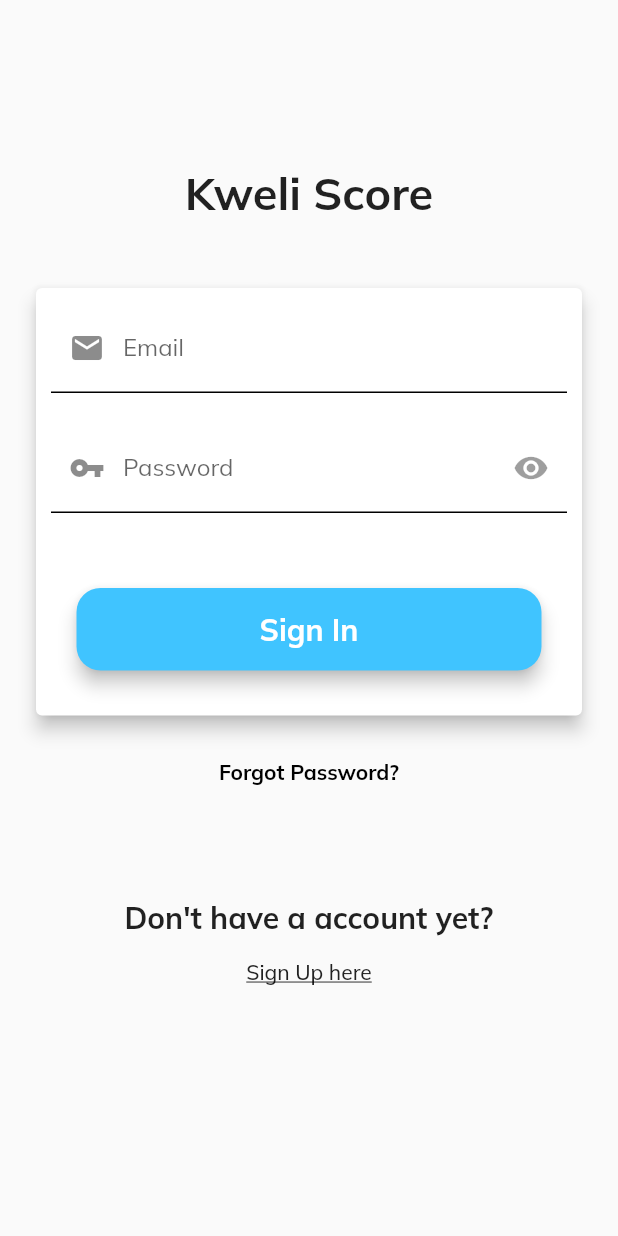
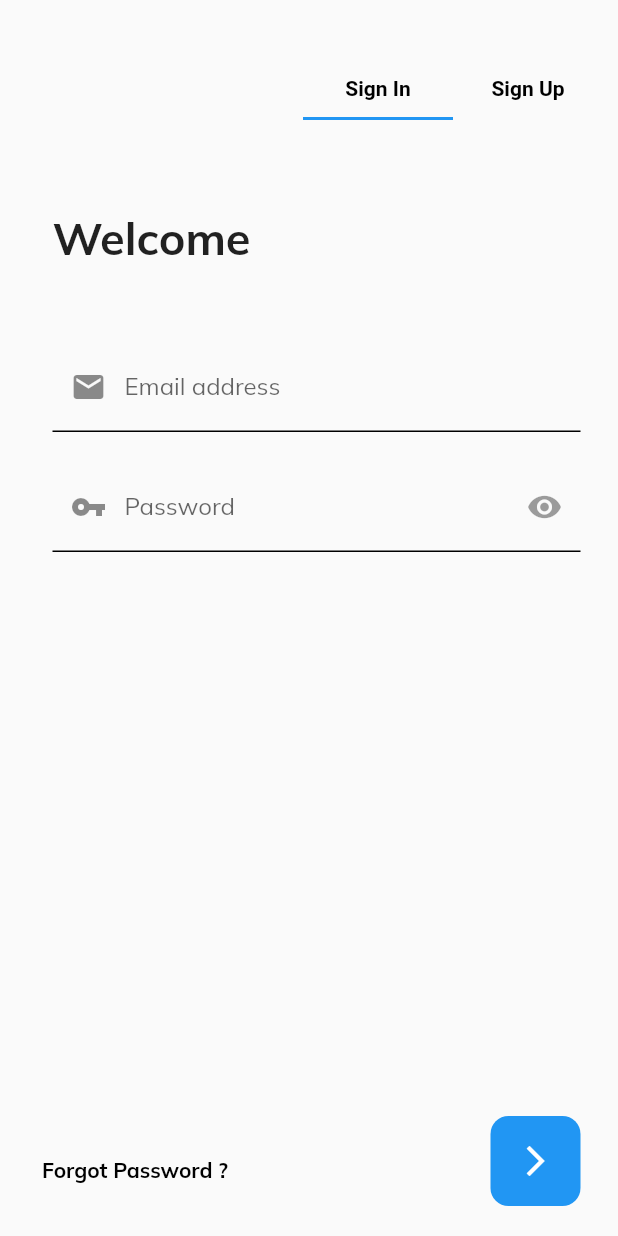
Before and after one commit to CarltonK/kweli-score, a Flutter app: the screen it shows after launch, on a phone screen of 412 x 824 dp. Run offline on Flutter 3.47's test engine with Material 2 defaults, Android fonts, the phone set to English and light mode, and no system bars; our stand-ins replace cloud_firestore, firebase_auth, firebase_core, firebase_messaging, flutter_spinkit, google_fonts and 1 more; accounts and stored records are empty.

Commit message:
Authentication pages redesign

```diff
--- a/lib/main.dart
+++ b/lib/main.dart
@@ -1,4 +1,6 @@
 import 'package:firebase_core/firebase_core.dart';
+//import 'package:firebase_analytics/firebase_analytics.dart';
+//import 'package:firebase_crashlytics/firebase_crashlytics.dart';
 import 'package:flutter/material.dart';
 import 'package:google_fonts/google_fonts.dart';
 import 'package:kweliscore/widgets/widgets.dart';
@@ -53,11 +55,11 @@ class MyApp extends StatelessWidget {
           if (snapshot.connectionState == ConnectionState.done) {
             return Consumer<AuthProvider>(
               builder: (context, value, child) {
-                if (value.status == Status.Authenticated) return Home();
+                if (value.status == Status.Authenticated) return HomePage();
                 if (value.status == Status.Authenticating) return Indicator();
                 return child;
               },
-              child: Login(),
+              child: MainAuthentication(),
             );
           }
           return Indicator();
--- a/lib/provider/database_provider.dart
+++ b/lib/provider/database_provider.dart
@@ -16,4 +16,7 @@ class DatabaseProvider {
       print("saveUser ERROR -> ${e.toString()}");
     }
   }
+
+  //Save document uploads to DB
+
 }
--- a/lib/screens/Authentication/login_screen.dart
+++ b/lib/screens/Authentication/login_screen.dart
@@ -22,28 +22,34 @@ class Login extends StatelessWidget {
   static String password2;
 
   static dynamic result;
+  static dynamic authProvider;
 
   static Validator _validator = Validator.empty();
   static Dialogs _dialogs = Dialogs.empty();
 
+  //Intro Text
+  Widget _introText() {
+    return Text(
+      'Welcome',
+      style: Constants.boldHeadlineStyle,
+    );
+  }
+
   /*
   ******EMAIL STUFF******
   */
-  Widget _emailTF() {
-    return Padding(
-      padding: const EdgeInsets.all(10),
-      child: TextFormField(
+  Widget _emailTF(BuildContext context) {
+    return TextFormField(
       onSaved: _onEmailSaved,
-        keyboardType: TextInputType.text,
+      keyboardType: TextInputType.emailAddress,
       textInputAction: TextInputAction.next,
       validator: _validator.emailValidator,
       decoration: InputDecoration(
         border: Constants.blackInputBorder,
         enabledBorder: Constants.blackInputBorder,
         focusedBorder: Constants.blackInputBorder,
-          labelText: 'Email',
+        labelText: 'Email address',
         prefixIcon: Icon(Icons.email),
-        ),
       ),
     );
   }
@@ -55,10 +61,8 @@ class Login extends StatelessWidget {
   /*
   ******PASSWORD STUFF******
   */
-  Widget _passwordTF() {
-    return Padding(
-      padding: const EdgeInsets.all(10),
-      child: TextFormField(
+  Widget _passwordTF(BuildContext context) {
+    return TextFormField(
       obscureText: true,
       onSaved: _onPasswordSaved,
       keyboardType: TextInputType.text,
@@ -73,7 +77,6 @@ class Login extends StatelessWidget {
         suffixIcon: IconButton(
           icon: Icon(Icons.remove_red_eye),
           onPressed: null,
-          ),
         ),
       ),
     );
@@ -108,6 +111,33 @@ class Login extends StatelessWidget {
     return true;
   }
 
+  //LOGIN BUTTON STUFF
+  Widget _loginButton(BuildContext context) {
+    return Positioned(
+      bottom: 20,
+      right: 15,
+      child: authProvider.status == Status.Authenticating
+          ? Center(
+              child: CircularProgressIndicator(
+              backgroundColor: Theme.of(context).primaryColor,
+            ))
+          : Container(
+              height: 60,
+              width: 60,
+              decoration: BoxDecoration(
+                  borderRadius: BorderRadius.circular(12),
+                  color: Theme.of(context).primaryColor),
+              child: IconButton(
+                icon: Icon(
+                  Icons.arrow_forward_ios,
+                  color: Colors.white,
+                ),
+                onPressed: () => _loginBtnPressed(context),
+              ),
+            ),
+    );
+  }
+
   void _loginBtnPressed(BuildContext context) {
     final FormState form = _formKey.currentState;
     if (form.validate()) {
@@ -120,86 +150,72 @@ class Login extends StatelessWidget {
 
       serverCall(_userModel, context).then((value) {
         if (!value) {
-          Timer(Duration(seconds: 1), () {
-            _dialogs.dialogInfo(_scaffoldKey.currentContext, result);
+          Timer(Duration(seconds: 2), () {
+            _dialogs.dialogInfo(context, result);
           });
         }
       });
     }
   }
 
+  Widget _forgotPasswordButton(BuildContext context) {
+    return Positioned(
+      bottom: 20,
+      child: TextButton(
+        onPressed: () {
+          Navigator.of(context)
+              .push(SlideRightTransition(page: ForgotPassword()));
+        },
+        child: Text(
+          'Forgot Password ?',
+          style: Constants.blackBoldNormal,
+        ),
+      ),
+    );
+  }
+
   @override
   Widget build(BuildContext context) {
     // Dimensions
     Size size = MediaQuery.of(context).size;
-    return Scaffold(
-      key: _scaffoldKey,
-      body: Container(
+
+    return Consumer<AuthProvider>(
+        builder: (context, AuthProvider value, child) {
+      authProvider = value;
+      return GestureDetector(
+        onTap: () => FocusScope.of(context).unfocus(),
+        child: Stack(
+          fit: StackFit.expand,
+          children: <Widget>[
+            Container(
               height: size.height,
               width: size.width,
-        padding: const EdgeInsets.only(top: 50, left: 20, right: 20),
+              padding: EdgeInsets.symmetric(horizontal: 15),
               child: Form(
                 key: _formKey,
-          child: SingleChildScrollView(
-            child: Column(
-              crossAxisAlignment: CrossAxisAlignment.center,
-              children: [
-                const SizedBox(height: 60),
-                Text('Kweli Score', style: Constants.boldHeadlineStyle),
-                const SizedBox(height: 40),
-                Card(
-                  elevation: 5,
-                  color: Colors.white,
-                  child: Column(
-                    children: [
-                      _emailTF(),
-                      _passwordTF(),
-                      const SizedBox(height: 40),
-                      ActionButton(
-                        onPressed: () => _loginBtnPressed(context),
-                        action: 'Sign In',
+                child: ListView(
+                  children: <Widget>[
+                    SizedBox(
+                      height: 60,
                     ),
-                      const SizedBox(height: 30),
-                    ],
+                    _introText(),
+                    SizedBox(
+                      height: 50,
                     ),
+                    _emailTF(context),
+                    SizedBox(
+                      height: 20,
                     ),
-                const SizedBox(height: 10),
-                FlatButton(
-                  onPressed: () => {
-                    Navigator.push(
-                      context,
-                      MaterialPageRoute(builder: (context) => ForgotPassword()),
-                    )
-                  },
-                  child: Text(
-                    'Forgot Password?',
-                    style: Constants.blackBoldNormal,
-                  ),
-                ),
-                const SizedBox(height: 60),
-                Text(
-                  "Don't have a account yet?",
-                  style: Constants.boldSubheadlineStyle,
-                ),
-                FlatButton(
-                  onPressed: () => {
-                    Navigator.push(
-                      context,
-                      MaterialPageRoute(builder: (context) => SignUp()),
-                    )
-                  },
-                  child: Text(
-                    'Sign Up here',
-                    style: TextStyle(decoration: TextDecoration.underline),
-                  ),
-                ),
-                // const SizedBox(height: 20),
-                // _socialSignInRow(),
+                    _passwordTF(context),
                   ],
                 ),
               ),
             ),
+            _forgotPasswordButton(context),
+            _loginButton(context)
+          ],
         ),
       );
+    });
   }
 }
--- /dev/null
+++ b/lib/screens/Authentication/main_authentication.dart
@@ -0,0 +1,114 @@
+import 'package:flutter/material.dart';
+import 'package:flutter/services.dart';
+import 'package:kweliscore/screens/screens.dart';
+import 'package:kweliscore/utilities/utilities.dart';
+
+
+class MainAuthentication extends StatefulWidget {
+  @override
+  _State createState() => _State();
+}
+
+class _State extends State<MainAuthentication> with TickerProviderStateMixin {
+  TabController controller;
+  PageController _pageController;
+  int _selectedPage = 0;
+
+  final List<Widget> tabs = [
+    Text(
+      "Sign In",
+      style: Constants.blackBoldNormal,
+    ),
+    Text("Sign Up", style: Constants.blackBoldNormal)
+  ];
+
+  Widget _appBar() {
+    return Row(
+      mainAxisAlignment: MainAxisAlignment.end,
+      children: <Widget>[
+        Container(
+          width: 200,
+          height: 40,
+          child: TabBar(
+            controller: controller,
+            indicatorColor: Theme.of(context).primaryColor,
+            labelPadding: EdgeInsets.all(8),
+            indicatorWeight: 2,
+            onTap: (value) {
+              setState(() {
+                _selectedPage = value;
+                _pageController.animateToPage(
+                  _selectedPage,
+                  duration: Duration(milliseconds: 100),
+                  curve: Curves.ease,
+                );
+              });
+            },
+            tabs: tabs,
+          ),
+        ),
+      ],
+    );
+  }
+
+  List<Widget> _pages = [Login(), SignUp()];
+
+  Widget _pageSelection() {
+    return Expanded(
+      child: PageView(
+        children: _pages,
+        controller: _pageController,
+        physics: NeverScrollableScrollPhysics(),
+      ),
+    );
+  }
+
+  @override
+  void initState() {
+    super.initState();
+    controller = TabController(length: 2, initialIndex: 0, vsync: this);
+    _pageController = PageController(initialPage: 0);
+  }
+
+  @override
+  void dispose() {
+    controller.dispose();
+    _pageController.dispose();
+    super.dispose();
+  }
+
+  @override
+  Widget build(BuildContext context) {
+    var size = MediaQuery.of(context).size;
+    return Home(
+      size: size,
+      bar: _appBar(),
+      body: _pageSelection(),
+    );
+  }
+}
+
+class Home extends StatelessWidget {
+  final Size size;
+  final Widget bar;
+  final Widget body;
+  Home({@required this.size, @required this.bar, @required this.body});
+
+  @override
+  Widget build(BuildContext context) {
+    return Scaffold(
+      resizeToAvoidBottomInset: false,
+      body: AnnotatedRegion<SystemUiOverlayStyle>(
+        value: SystemUiOverlayStyle.light,
+        child: Container(
+          height: size.height,
+          width: size.width,
+          padding: EdgeInsets.fromLTRB(20, 40, 10, 0),
+          child: Column(
+            children: <Widget>[bar, body],
+          ),
+        ),
+      ),
+    );
+  }
+}
--- a/lib/screens/home/home_screen.dart
+++ b/lib/screens/home/home_screen.dart
@@ -3,12 +3,12 @@ import 'package:kweliscore/provider/providers.dart';
 import 'package:kweliscore/widgets/widgets.dart';
 import 'package:provider/provider.dart';
 
-class Home extends StatefulWidget {
+class HomePage extends StatefulWidget {
   @override
   _HomeState createState() => _HomeState();
 }
 
-class _HomeState extends State<Home> {
+class _HomeState extends State<HomePage> {
   @override
   Widget build(BuildContext context) {
     return Consumer<AuthProvider>(
--- a/lib/screens/packages/free_package.dart
+++ b/lib/screens/packages/free_package.dart
@@ -113,7 +113,7 @@ class _FreePackageState extends State<FreePackage> {
               onPressed: () => {
                 Navigator.push(
                   context,
-                  MaterialPageRoute(builder: (context) => Home()),
+                  MaterialPageRoute(builder: (context) => HomePage()),
                 )
               },
             ),
--- a/lib/screens/screens.dart
+++ b/lib/screens/screens.dart
@@ -2,6 +2,7 @@
 export 'Authentication/login_screen.dart';
 export 'Authentication/signup_screen.dart';
 export 'Authentication/forgotpassword_screen.dart';
+export 'Authentication/main_authentication.dart';
 
 // Package
 export 'packages/package.dart';
--- a/lib/utilities/utilities.dart
+++ b/lib/utilities/utilities.dart
@@ -1,2 +1,3 @@
 export 'constants.dart';
 export 'dialogs.dart';
+export 'loading_page.dart';
--- a/lib/widgets/custom_fab.dart
+++ b/lib/widgets/custom_fab.dart
@@ -2,6 +2,7 @@ import 'dart:io';
 
 import 'package:flutter/material.dart';
 import 'package:image_picker/image_picker.dart';
+//import 'package:file_picker/file_picker.dart';
 import 'package:kweliscore/widgets/widgets.dart';
 
 class CustomFab extends StatefulWidget {
@@ -84,7 +85,7 @@ class _CustomFabState extends State<CustomFab>
           barrierDismissible: false,
           context: context,
           builder: (context) {
-            return CreatePost(
+            return FileUpload(
               file: _imageFile,
               uid: uid,
             );
--- a/lib/widgets/info_dialog.dart
+++ b/lib/widgets/info_dialog.dart
@@ -55,7 +55,7 @@ class InfoDialog extends StatelessWidget {
               const SizedBox(height: 22),
               Align(
                 alignment: Alignment.bottomRight,
-                child: FlatButton(
+                child: TextButton(
                   onPressed: buttonPressed,
                   child: Text(
                     buttonText ?? 'Cancel',
--- a/lib/widgets/widgets.dart
+++ b/lib/widgets/widgets.dart
@@ -3,4 +3,5 @@ export 'indicator.dart';
 export 'social_sign_in_button.dart';
 export 'info_dialog.dart';
 export 'action_button.dart';
-export 'create_post.dart';
+export 'file_upload.dart';
+export 'pageTransitions.dart';
--- a/pubspec.yaml
+++ b/pubspec.yaml
@@ -33,10 +33,14 @@ dependencies:
   firebase_auth: ^0.20.1
   firebase_messaging: ^6.0.15
   cloud_firestore: ^0.16.0+1
+  firebase_crashlytics: ^0.4.0+1
+  firebase_analytics: ^7.0.1
   # Spinner
   flutter_spinkit: ^4.1.2
   #Image picker
   image_picker:
+  #File picker
+  # file_picker:
 
 dev_dependencies:
   flutter_test:
```
Also changed, not shown: lib/screens/Authentication/signup_screen.dart (+96 -65 lines), lib/utilities/loading_page.dart (added, +24 -0 lines), lib/widgets/file_upload.dart (renamed from lib/widgets/create_post.dart, +7 -16 lines), lib/widgets/pageTransitions.dart (added, +84 -0 lines). Lines whose indentation alone changed are shown as unchanged.
